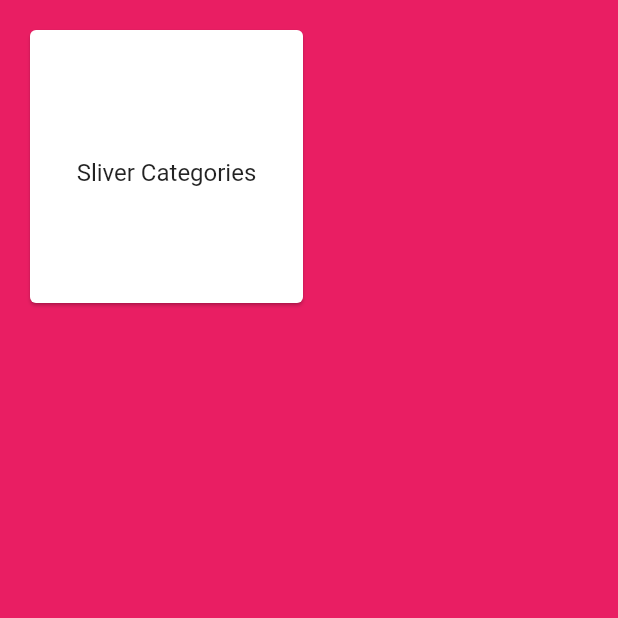
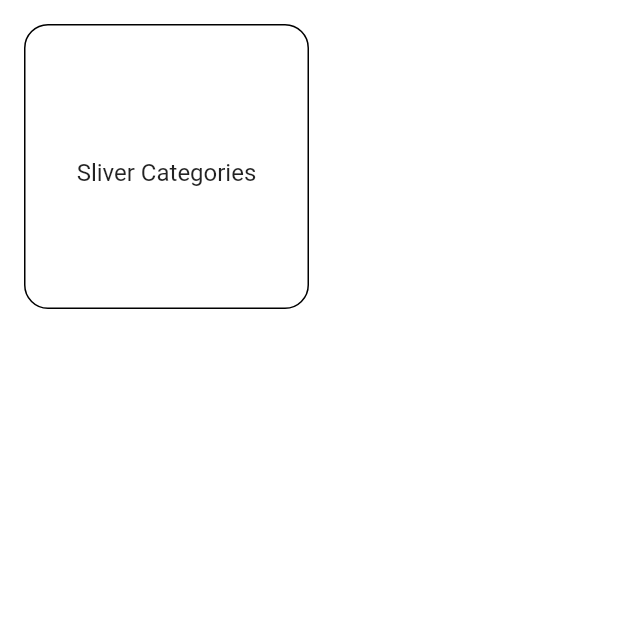
Before and after one commit to RamiAwar/flutter-ux-experiments, a Flutter app: the screen it shows after launch, on a phone screen of 412 x 824 dp, the top half of it. Run offline on Flutter 3.47's test engine with Material 2 defaults, Android fonts, the phone set to English and light mode, and no system bars; missing offline and left inert: flutter_placeholder_textlines.

```diff
--- a/lib/main.dart
+++ b/lib/main.dart
@@ -35,10 +35,8 @@ class AnimationSamples extends StatelessWidget {
   @override
   Widget build(BuildContext context) {
     return MaterialApp(
+      debugShowCheckedModeBanner: false,
       title: 'Animation Samples',
-      theme: ThemeData(
-        primarySwatch: Colors.deepPurple,
-      ),
       routes: allRoutes,
       home: HomePage(),
     );
@@ -49,7 +47,7 @@ class HomePage extends StatelessWidget {
   @override
   Widget build(BuildContext context) {
     return Scaffold(
-      backgroundColor: Colors.pink,
+      backgroundColor: Colors.white,
       body: SafeArea(
         child: GridView.count(
           padding: EdgeInsets.all(16.0),
@@ -68,8 +66,10 @@ class DemoTile extends StatelessWidget {
 
   @override
   Widget build(BuildContext context) {
-    return Card(
-      child: Container(
+    return Container(
+      decoration: BoxDecoration(
+          border: Border.all(color: Colors.black),
+          borderRadius: BorderRadius.circular(16)),
       padding: EdgeInsets.all(8.0),
       child: Center(
         child: ListTile(
@@ -81,7 +81,6 @@ class DemoTile extends StatelessWidget {
           },
         ),
       ),
-      ),
     );
   }
 }
--- a/lib/src/sliver_horizontal_list.dart
+++ b/lib/src/sliver_horizontal_list.dart
@@ -41,7 +41,6 @@ class _SliverAppBarDelegate extends SliverPersistentHeaderDelegate {
 class SliverHorizontalListView extends StatelessWidget {
   @override
   Widget build(BuildContext context) {
-    // TODO: implement build
     return SliverPersistentHeader(
       pinned: false,
       delegate: _SliverAppBarDelegate(
@@ -61,7 +60,8 @@ class SliverHorizontalListView extends StatelessWidget {
                   padding: EdgeInsets.symmetric(vertical: 32),
                   width: 200,
                   child: Center(
-                    child: Expanded(child: Center(child: Placeholder())),
+                    child: Expanded(
+                        child: Center(child: Container(child: Placeholder()))),
                   ),
                 ),
               ),
--- a/pubspec.yaml
+++ b/pubspec.yaml
@@ -21,6 +21,7 @@ environment:
   sdk: ">=2.7.0 <3.0.0"
 
 dependencies:
+  flutter_placeholder_textlines: ^1.0.4
   flutter:
     sdk: flutter
 
```
Also changed, not shown: lib/src/sliver_categories.dart (+14 -1 lines), pubspec.lock. Lines whose indentation alone changed are shown as unchanged.
